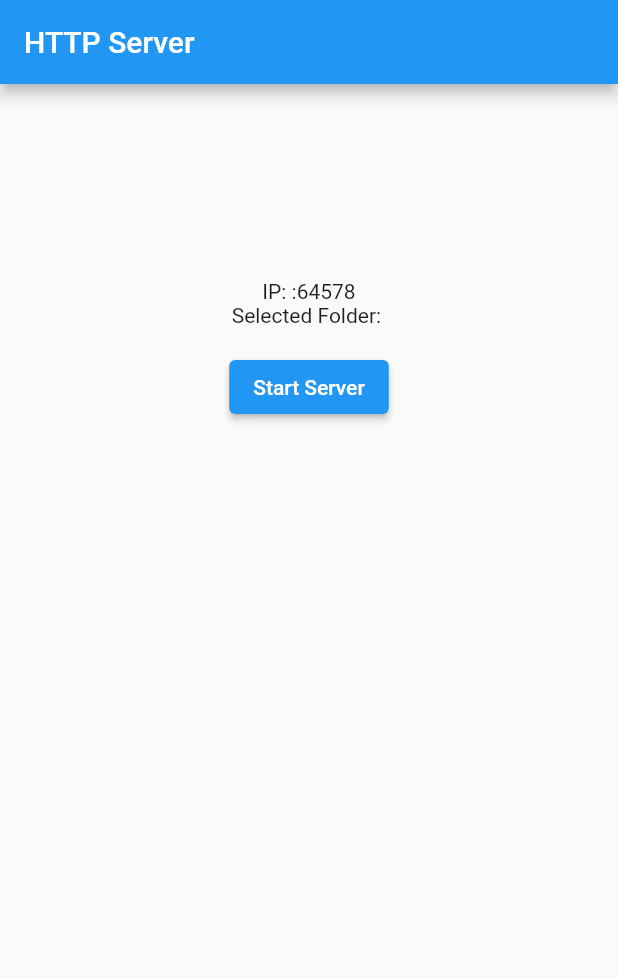
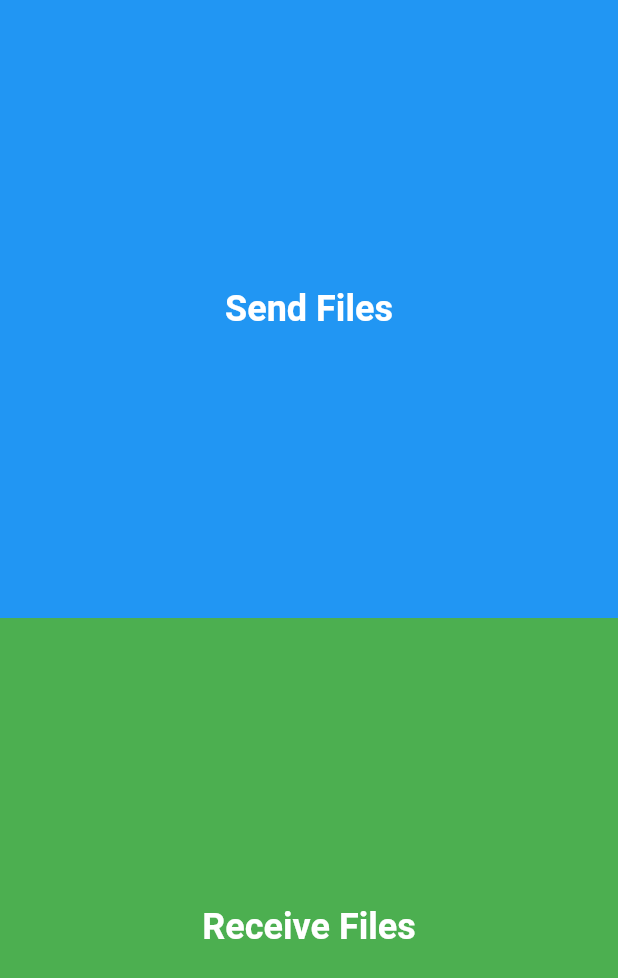
Before and after one commit to bernardopiane/http_server_flutter, a Flutter app: the screen it shows after launch, on a phone screen of 412 x 824 dp. Shown: the top 978 px of the screen. Run offline on Flutter 3.47's test engine with Material 2 defaults, Android fonts, the light colour scheme and no system bars; our stand-ins replace file_picker, fluttertoast, get, permission_handler, qr_flutter; missing offline and left inert: network_info_plus, qr_code_scanner.

Commit message:
Added selection page & QR code scanner

```diff
--- a/lib/main.dart
+++ b/lib/main.dart
@@ -2,11 +2,11 @@ import 'dart:async';
 
 import 'package:flutter/material.dart';
 import 'package:get/get.dart';
-import 'package:http_server/pages/home_page.dart';
+import 'package:http_server/pages/selection_page.dart';
 
 import 'model/http_service.dart';
 
 Future<void> main() async {
   Get.put(HttpService());
-  runApp(const GetMaterialApp(home: HomePage()));
+  runApp(const GetMaterialApp(home: SelectionPage()));
 }
--- a/lib/pages/home_page.dart
+++ b/lib/pages/home_page.dart
@@ -220,9 +220,9 @@ class _HomePageState extends State<HomePage> {
             ],
           ),
         ),
-        Expanded(
+        showQr ? Expanded(
           child: _buildQr(),
-        ),
+        ) : const SizedBox.shrink(),
       ],
     );
   }
--- /dev/null
+++ b/lib/pages/selection_page.dart
@@ -0,0 +1,62 @@
+import 'package:flutter/material.dart';
+import 'package:get/get.dart';
+import 'package:http_server/pages/home_page.dart';
+import 'package:http_server/pages/scanner_page.dart';
+
+class SelectionPage extends StatelessWidget {
+  const SelectionPage({Key? key}) : super(key: key);
+
+  @override
+  Widget build(BuildContext context) {
+    return SafeArea(
+      child: Scaffold(
+        body: Column(
+          mainAxisAlignment: MainAxisAlignment.center,
+          crossAxisAlignment: CrossAxisAlignment.stretch,
+          children: [
+            Expanded(
+              child: GestureDetector(
+                onTap: () {
+                  Get.to(() => const HomePage());
+                },
+                child: Container(
+                  color: Colors.blue,
+                  child: const Center(
+                    child: Text(
+                      "Send Files",
+                      style: TextStyle(
+                        color: Colors.white,
+                        fontSize: 24.0,
+                        fontWeight: FontWeight.bold,
+                      ),
+                    ),
+                  ),
+                ),
+              ),
+            ),
+            Expanded(
+              child: GestureDetector(
+                onTap: () {
+                  Get.to(() => const ScannerPage());
+                },
+                child: Container(
+                  color: Colors.green,
+                  child: const Center(
+                    child: Text(
+                      "Receive Files",
+                      style: TextStyle(
+                        color: Colors.white,
+                        fontSize: 24.0,
+                        fontWeight: FontWeight.bold,
+                      ),
+                    ),
+                  ),
+                ),
+              ),
+            ),
+          ],
+        ),
+      ),
+    );
+  }
+}
--- a/pubspec.yaml
+++ b/pubspec.yaml
@@ -54,6 +54,8 @@ dependencies:
       ref: master
   get: ^4.6.6
   intl: ^0.18.1
+  qr_code_scanner:
+  url_launcher:
 
 dev_dependencies:
   flutter_test:
```
Also changed, not shown: lib/pages/scanner_page.dart (added, +70 -0 lines), pubspec.lock, 6 other files.
